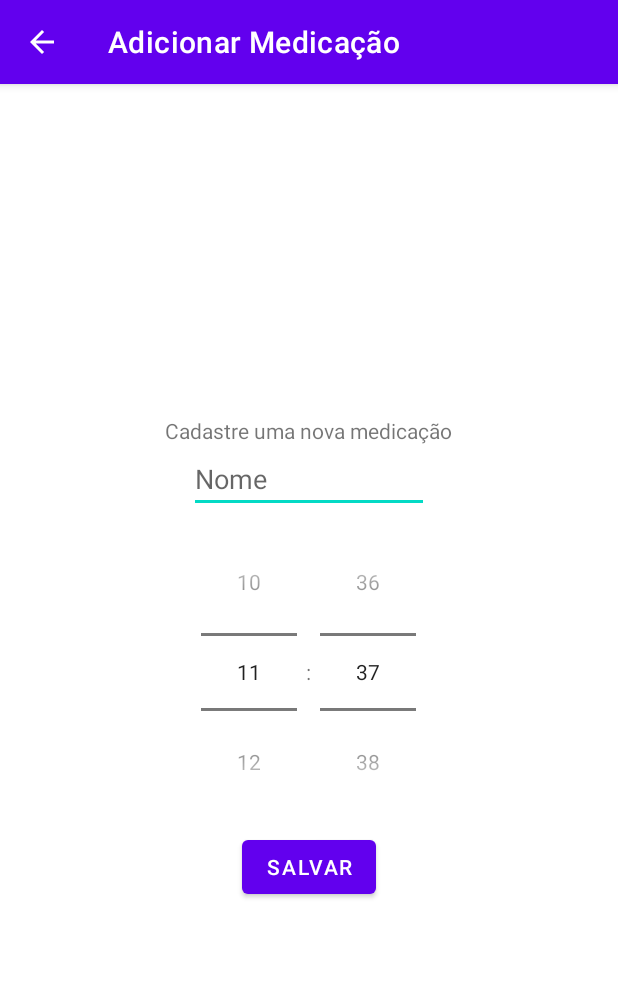
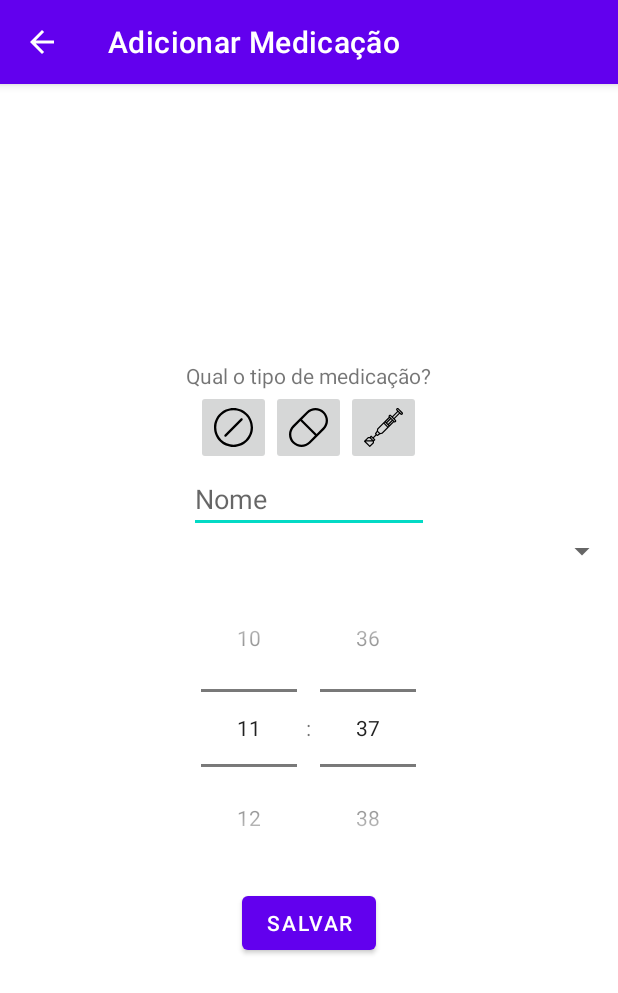
Before and after one commit to gafeol/doze-em-doze, an Android app: the AddMedication screen opened directly, with no data from a screen before it, on a phone screen of 412 x 824 dp. Shown: the top 993 px of the screen. Run offline under Robolectric (Android 15) with nearby library versions, the phone set to English and light mode, and no system bars; our stand-ins replace Firebase (no records; nobody signed in at launch, a user with empty details on screens opened directly).

Commit message:
Adiciona mais elementos no cadastro de remedios

```diff
--- a/app/src/main/java/com/gafeol/dozeemdoze/AddMedication.kt
+++ b/app/src/main/java/com/gafeol/dozeemdoze/AddMedication.kt
@@ -4,12 +4,15 @@ import android.app.AlarmManager
 import android.app.PendingIntent
 import android.content.Context
 import android.content.Intent
+import android.os.Build
 import android.os.Bundle
 import android.os.SystemClock
 import android.view.View
 import android.widget.EditText
+import androidx.annotation.RequiresApi
 import androidx.appcompat.app.AppCompatActivity
 import com.gafeol.dozeemdoze.receiver.AlarmReceiver
+import com.gafeol.dozeemdoze.style.TimePicker24
 import com.google.firebase.auth.FirebaseAuth
 import com.google.firebase.database.FirebaseDatabase
 
@@ -31,6 +34,7 @@ class AddMedication : AppCompatActivity() {
         return true
     }
 
+    @RequiresApi(Build.VERSION_CODES.M)
     fun saveMedication(view: View) {
         if(checkForm()){
             var nameEditText = findViewById<EditText>(R.id.nameEditText)
@@ -39,6 +43,9 @@ class AddMedication : AppCompatActivity() {
             val myRef = db.getReference("$userUID/medication/$medName")
             myRef.setValue(true).addOnSuccessListener { finish() }
             myRef.child("img").setValue(R.drawable.ic_pills)
+            val timePicker = findViewById<TimePicker24>(R.id.startTimePicker)
+            myRef.child("alarm/hour").setValue(timePicker.hour)
+            myRef.child("alarm/minute").setValue(timePicker.minute)
         }
     }
 
--- a/app/src/main/java/com/gafeol/dozeemdoze/Medication.kt
+++ b/app/src/main/java/com/gafeol/dozeemdoze/Medication.kt
@@ -9,7 +9,7 @@ import android.widget.ArrayAdapter
 import android.widget.ImageView
 import android.widget.TextView
 
-class Medication(val name: String, val img: Int) {
+class Medication(val name: String, val img: Int) { // Pensar como passar o alarme para ca
     fun bundle() : Bundle {
         var bundle = Bundle()
         bundle.putString("name", name)
--- a/app/src/main/java/com/gafeol/dozeemdoze/style/TimePicker24.java
+++ b/app/src/main/java/com/gafeol/dozeemdoze/style/TimePicker24.java
@@ -3,6 +3,9 @@ import android.content.Context;
 import android.util.AttributeSet;
 import android.widget.TimePicker;
 
+/*
+   Defines a custom Time Picker widget that has the 24-hour setting by default.
+ */
 public class TimePicker24 extends TimePicker {
         public TimePicker24(Context context) {
             super(context);
--- a/app/src/main/res/layout/activity_add_medication.xml
+++ b/app/src/main/res/layout/activity_add_medication.xml
@@ -9,9 +9,35 @@
     tools:context=".AddMedication">
 
     <TextView
+        android:text="Qual o tipo de medicação?"
         android:layout_width="wrap_content"
-        android:layout_height="wrap_content"
-        android:text="Cadastre uma nova medicação" />
+        android:layout_height="wrap_content"/>
+    <HorizontalScrollView
+        android:layout_width="match_parent"
+        android:layout_height="wrap_content">
+        <LinearLayout
+            android:layout_width="wrap_content"
+            android:layout_height="wrap_content"
+            android:layout_gravity="center"
+            android:orientation="horizontal">
+            <ImageButton
+                android:src="@drawable/ic_round_medicine"
+                android:scaleType="fitCenter"
+                android:layout_width="50dp"
+                android:layout_height="50dp"/>
+            <ImageButton
+                android:src="@drawable/ic_long_medicine"
+                android:scaleType="fitCenter"
+                android:layout_width="50dp"
+                android:layout_height="50dp"/>
+            <ImageButton
+                android:src="@drawable/ic_injection"
+                android:scaleType="fitCenter"
+                android:layout_width="50dp"
+                android:layout_height="50dp"/>
+
+        </LinearLayout>
+    </HorizontalScrollView>
 
     <EditText
         android:id="@+id/nameEditText"
@@ -20,8 +46,13 @@
         android:hint="Nome"
         android:inputType="textShortMessage" />
 
+    <Spinner
+        android:id="@+id/frequencySpinner"
+        android:layout_width="match_parent"
+        android:layout_height="wrap_content" />
+
     <com.gafeol.dozeemdoze.style.TimePicker24
-        android:id="@+id/hourPicker"
+        android:id="@+id/startTimePicker"
         android:layout_width="wrap_content"
         android:layout_height="wrap_content"
         android:timePickerMode="spinner"/>
--- a/app/src/main/res/values/strings.xml
+++ b/app/src/main/res/values/strings.xml
@@ -3,4 +3,9 @@
     <string name="title_activity_medications">Medicações</string>
     <string name="med_notification_channel_id">med_notification</string>
     <string name="notification_title">Hora do remédio!</string>
+    <string-array name="frequency">
+        <item>Todo dia</item>
+        <item>De 12 em 12 horas</item>
+        <item>De 8 em 8 horas</item>
+    </string-array>
 </resources>
```
